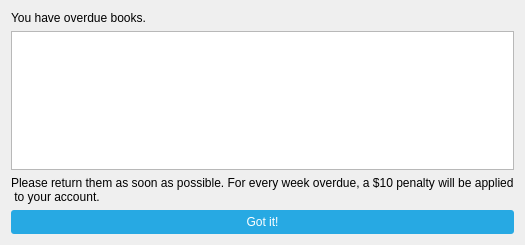
The window that NewWindowChur/overdue.ui (jandrealyn/LibraryQtSystem) describes before a commit, drawn with Qt 5.
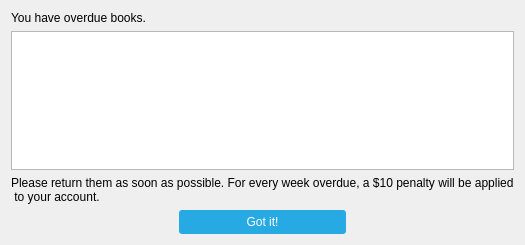
The same window after the commit. Icons and pictures are not drawn.

Commit message: Updated UI on several screens

The edit to the form file:
```diff
--- a/NewWindowChur/overdue.ui
+++ b/NewWindowChur/overdue.ui
@@ -64,8 +64,33 @@
      </item>
      <item>
       <layout class="QHBoxLayout" name="horizontalLayout_2">
+       <item>
+        <spacer name="horizontalSpacer">
+         <property name="orientation">
+          <enum>Qt::Horizontal</enum>
+         </property>
+         <property name="sizeHint" stdset="0">
+          <size>
+           <width>40</width>
+           <height>20</height>
+          </size>
+         </property>
+        </spacer>
+       </item>
        <item>
         <widget class="QPushButton" name="pushButton_gotIt">
+         <property name="sizePolicy">
+          <sizepolicy hsizetype="MinimumExpanding" vsizetype="Fixed">
+           <horstretch>0</horstretch>
+           <verstretch>0</verstretch>
+          </sizepolicy>
+         </property>
+         <property name="minimumSize">
+          <size>
+           <width>0</width>
+           <height>0</height>
+          </size>
+         </property>
          <property name="text">
           <string>Got it!</string>
          </property>
@@ -83,6 +108,19 @@
          </property>
         </widget>
        </item>
+       <item>
+        <spacer name="horizontalSpacer_2">
+         <property name="orientation">
+          <enum>Qt::Horizontal</enum>
+         </property>
+         <property name="sizeHint" stdset="0">
+          <size>
+           <width>40</width>
+           <height>20</height>
+          </size>
+         </property>
+        </spacer>
+       </item>
       </layout>
      </item>
     </layout>
```
The commit also changes 5 other files.
